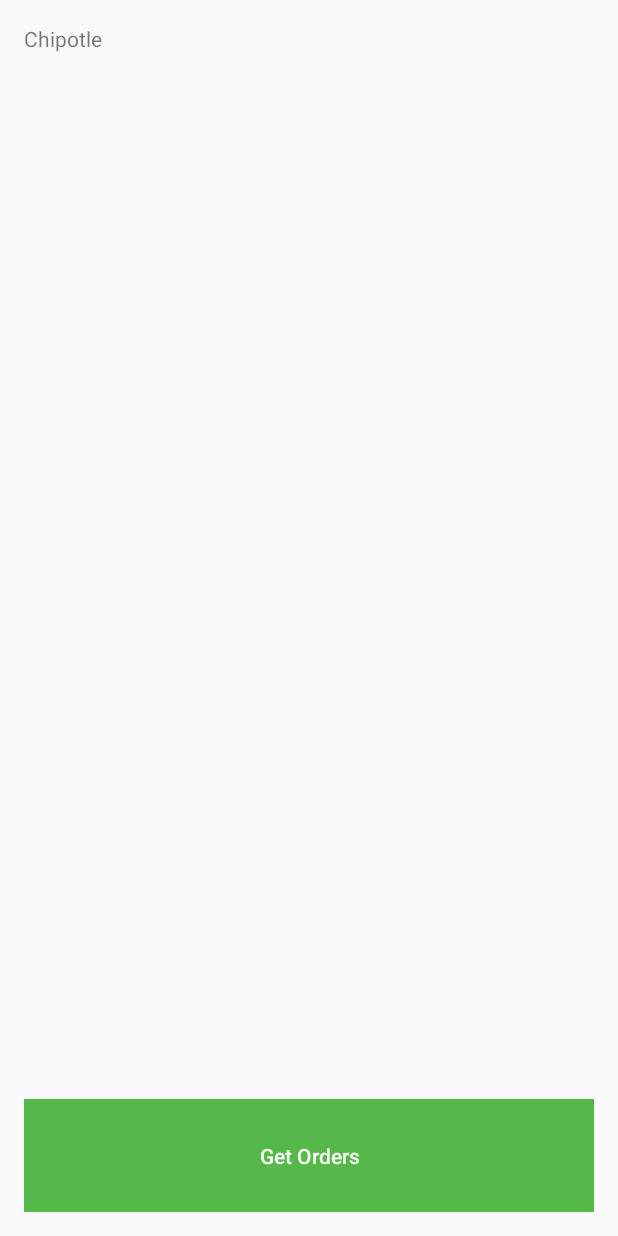
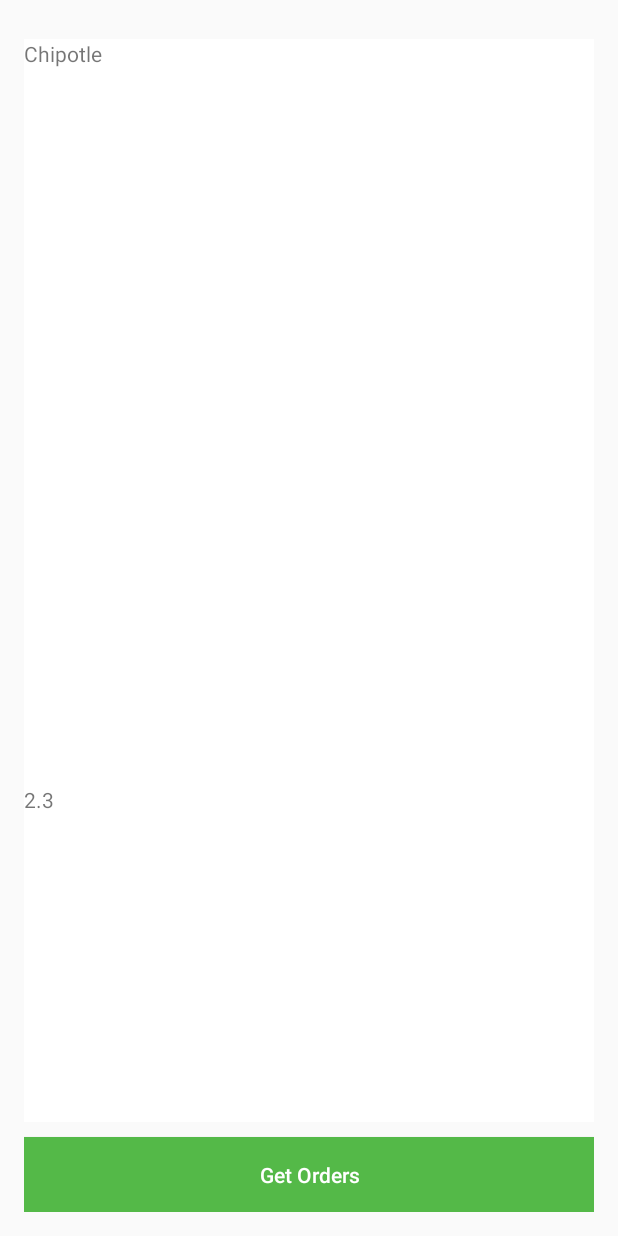
Before and after one commit to sagarwal93/FoodYou, an Android app: the screen it shows after launch (OpenOrdersActivity), after a tap on "Get Orders", on a phone screen of 412 x 824 dp. Run offline under Robolectric (Android 15) with nearby library versions, the phone set to English and light mode, and no system bars.

```diff
--- /dev/null
+++ b/app/src/main/java/com/ncr/foodyou/models/Customer.java
@@ -0,0 +1,24 @@
+package com.ncr.foodyou.models;
+
+/**
+ * Created by Samarth on 8/7/15.
+ */
+public class Customer {
+
+    private String name;
+    private String address;
+
+    public Customer(String name, String address) {
+
+        this.name = name;
+        this.address = address;
+    }
+
+    public String getName() {
+        return name;
+    }
+
+    public String getAddress() {
+        return address;
+    }
+}
--- a/app/src/main/java/com/ncr/foodyou/models/Order.java
+++ b/app/src/main/java/com/ncr/foodyou/models/Order.java
@@ -7,21 +7,58 @@ import java.util.List;
  */
 public class Order {
 
+    public enum OrderState {active, pickedup, delivered, closed}
+
     private String _id;
     private double distance;
     private Site site;
     private List<MenuItem> items;
+    private Customer customer;
+    private OrderState state;
 
-
-    public Order(String _id, double distance, Site site, List<MenuItem> items) {
+    public Order(String _id, double distance, Site site, List<MenuItem> items, Customer customer) {
         this._id = _id;
         this.distance = distance;
         this.site = site;
         this.items = items;
+        this.customer = customer;
+        this.state = OrderState.active;
     }
 
     public String getSiteName() {
         return site.getSiteName();
     }
 
+    public String getSiteAddress() {
+        return site.getSiteAddress();
+    }
+
+    public OrderState getOrderState() {
+        return state;
+    }
+
+    public void setOrderState(OrderState newState) {
+        state = newState;
+    }
+
+    public String getStringDistance() {
+        return Double.toString(distance);
+    }
+
+//    public String getOrderJson() {
+//        String retJson = "{";
+//
+//        retJson += ("_id:" + _id + ",");
+//        retJson += ("distance:" + Double.toString(distance) + ",");
+//        retJson += ("site:" + site.getSiteJson() + ",");
+//
+//        for(int i = 0; i < items.size(); i++) {
+//            retJson += items.get(i).getMenuItemJson();
+//            retJson += (i + 1 == items.size() ? "" : ",");
+//        }
+//
+//        retJson += "}";
+//        return retJson;
+//    }
+
 }
--- a/app/src/main/java/com/ncr/foodyou/models/Site.java
+++ b/app/src/main/java/com/ncr/foodyou/models/Site.java
@@ -8,14 +8,32 @@ public class Site {
     private String _id;
     private String menu_id;
     private String name;
+    private String address;
+    private double lat;
+    private double lng;
 
-    public Site(String _id, String menu_id, String name) {
+    public Site(String _id, String menu_id, String name, String address, double lat, double lng) {
         this._id = _id;
         this.menu_id = menu_id;
         this.name = name;
+        this.address = address;
+        this.lat = lat;
+        this.lng = lng;
     }
 
     public String getSiteName() {
         return name;
     }
+    public String getSiteAddress() { return address; }
+
+//    public String getSiteJson() {
+//        String retJson = "{";
+//
+//        retJson += "_id:" + _id + ",";
+//        retJson += "menu_id:" + menu_id + ",";
+//        retJson += "name:" + name;
+//
+//        retJson += "}";
+//        return retJson;
+//    }
 }
--- a/app/src/main/java/com/ncr/foodyou/ui/OpenOrdersActivity.java
+++ b/app/src/main/java/com/ncr/foodyou/ui/OpenOrdersActivity.java
@@ -1,24 +1,23 @@
 package com.ncr.foodyou.ui;
 
 import android.app.Activity;
+import android.content.Context;
+import android.content.Intent;
+import android.content.SharedPreferences;
 import android.location.Location;
 import android.os.Bundle;
 import android.support.v7.widget.LinearLayoutManager;
 import android.support.v7.widget.RecyclerView;
-import android.util.Log;
 import android.view.Menu;
 import android.view.MenuItem;
 import android.view.View;
-
 import com.ncr.foodyou.R;
+import com.ncr.foodyou.Session;
+import com.ncr.foodyou.models.Customer;
 import com.ncr.foodyou.models.Order;
 import com.ncr.foodyou.models.Site;
 import com.ncr.foodyou.ui.adapters.OrdersAdapter;
-
-import org.json.JSONObject;
-
 import java.util.ArrayList;
-import java.util.List;
 
 public class OpenOrdersActivity extends Activity {
 
@@ -26,20 +25,19 @@ public class OpenOrdersActivity extends Activity {
     private OrdersAdapter ordersAdapter;
     private RecyclerView.LayoutManager ordersLayoutManager;
     private ArrayList<Order> orders;
+    private SharedPreferences pref;
 
     @Override
     protected void onCreate(Bundle savedInstanceState) {
         super.onCreate(savedInstanceState);
         setContentView(R.layout.activity_open_orders);
 
-        orders = new ArrayList<>();
-
         ordersRecyclerView = (RecyclerView) findViewById(R.id.ordersRecyclerView);
         ordersLayoutManager = new LinearLayoutManager(this);
         ordersRecyclerView.setLayoutManager(ordersLayoutManager);
 
-        ordersAdapter = new OrdersAdapter(orders);
-        ordersRecyclerView.setAdapter(ordersAdapter);
+
+        pref = getApplicationContext().getSharedPreferences(getString(R.string.foodyousession), Context.MODE_PRIVATE);
     }
 
     @Override
@@ -71,7 +69,7 @@ public class OpenOrdersActivity extends Activity {
 //        FoodYouAPI.getOrders(location, new AsyncResultHandler() {
 //            @Override
 //            public void onSuccess(Object result) {
-//                orders = (ArrayList<Order>)result;
+//                orders = (ArrayList<Order>) result;
 //            }
 //
 //            @Override
@@ -82,12 +80,24 @@ public class OpenOrdersActivity extends Activity {
         com.ncr.foodyou.models.MenuItem menuItem = new com.ncr.foodyou.models.MenuItem("", "Burger", 3.50);
         ArrayList<com.ncr.foodyou.models.MenuItem> items = new ArrayList<>();
         items.add(0, menuItem);
-        Site site = new Site("", "", "Chipotle");
-        Order testOrder1 = new Order("", 2.3, site, items);
-        Log.d("Here", "at the wall");
+        Site site = new Site("", "", "Chipotle", "Ponce De Leon", 33.7739824,-84.3634878);
+        Order testOrder1 = new Order("", 2.3, site, items, new Customer("sam", "atl"));
+        Order testOrder2 = new Order("", 4, site, items, new Customer("matt", "atl"));
+
+        orders = new ArrayList<>();
+        ordersAdapter = new OrdersAdapter(orders);
+        ordersRecyclerView.setAdapter(ordersAdapter);
         orders.add(0, testOrder1);
-        orders.add(1, testOrder1);
+        orders.add(1, testOrder2);
 
         ordersAdapter.updateList(orders);
     }
+
+    public void selectOrder(View view) {
+        int itemPosition = ordersRecyclerView.getChildAdapterPosition(view);
+        Session.setActiveOrder(orders.get(itemPosition));
+
+        Intent intent = new Intent(this, DeliverActivity.class);
+        startActivity(intent);
+    }
 }
--- a/app/src/main/java/com/ncr/foodyou/ui/adapters/OrdersAdapter.java
+++ b/app/src/main/java/com/ncr/foodyou/ui/adapters/OrdersAdapter.java
@@ -8,6 +8,7 @@ import android.widget.TextView;
 
 import com.ncr.foodyou.R;
 import com.ncr.foodyou.models.Order;
+
 import java.util.ArrayList;
 
 /**
@@ -21,10 +22,12 @@ public class OrdersAdapter extends RecyclerView.Adapter<OrdersAdapter.ViewHolder
     // you provide access to all the views for a data item in a view holder
     public static class ViewHolder extends RecyclerView.ViewHolder {
         // each data item is just a string in this case
-        public TextView mTextView;
+        public TextView siteTextView;
+        public TextView distanceTextView;
         public ViewHolder(View v) {
             super(v);
-            mTextView = (TextView) v.findViewById(R.id.order_list_item);
+            siteTextView = (TextView) v.findViewById(R.id.order_list_item_site_name);
+            distanceTextView = (TextView) v.findViewById(R.id.order_list_item_distance);
         }
     }
 
@@ -55,7 +58,8 @@ public class OrdersAdapter extends RecyclerView.Adapter<OrdersAdapter.ViewHolder
     public void onBindViewHolder(ViewHolder holder, int position) {
         // - get element from your dataset at this position
         // - replace the contents of the view with that element
-        holder.mTextView.setText(ordersDataset.get(position).getSiteName());
+        holder.siteTextView.setText(ordersDataset.get(position).getSiteName());
+        holder.distanceTextView.setText(ordersDataset.get(position).getStringDistance());
     }
 
     // Return the size of your dataset (invoked by the layout manager)
--- /dev/null
+++ b/app/src/main/res/drawable/order_item.xml
@@ -0,0 +1,4 @@
+<shape xmlns:android="http://schemas.android.com/apk/res/android"
+    android:shape="rectangle">
+    <solid android:color="@color/white" />
+</shape>
--- a/app/src/main/res/layout/activity_open_orders.xml
+++ b/app/src/main/res/layout/activity_open_orders.xml
@@ -15,11 +15,12 @@
 
     <Button
         android:id="@+id/getorders"
+        android:layout_marginTop="10dp"
         android:text="@string/getorders"
         android:textColor="@color/white"
         android:onClick="getOrders"
         android:textAllCaps="false"
-        android:layout_height="75dp"
+        android:layout_height="50dp"
         android:background="@color/ncr_green"
         android:layout_width="match_parent"
         android:layout_alignParentBottom="true"/>
--- a/app/src/main/res/layout/order_list_item.xml
+++ b/app/src/main/res/layout/order_list_item.xml
@@ -1,11 +1,23 @@
 <?xml version="1.0" encoding="utf-8"?>
 <LinearLayout xmlns:android="http://schemas.android.com/apk/res/android"
     android:orientation="vertical" android:layout_width="match_parent"
-    android:layout_height="match_parent">
+    android:layout_height="match_parent"
+    android:background="@drawable/order_item"
+    android:layout_marginTop="10dp"
+    android:onClick="selectOrder">
 
     <TextView
-        android:id="@+id/order_list_item"
+        android:id="@+id/order_list_item_site_name"
         android:layout_width="wrap_content"
-        android:layout_height="wrap_content" />
+        android:layout_height="wrap_content"
+        android:layout_weight="0.7"
+        android:gravity="left"/>
+
+    <TextView
+        android:id="@+id/order_list_item_distance"
+        android:layout_width="wrap_content"
+        android:layout_height="wrap_content"
+        android:layout_weight="0.3"
+        android:gravity="right"/>
 
 </LinearLayout>
--- a/app/src/main/res/values/strings.xml
+++ b/app/src/main/res/values/strings.xml
@@ -1,7 +1,10 @@
 <resources>
     <string name="app_name">FoodYou</string>
     <string name="title_activity_open_orders">OpenOrdersActivity</string>
-
     <string name="getorders">Get Orders</string>
     <string name="action_settings">Settings</string>
+    <string name="foodyousession">FoodYouSharedPreference</string>
+    <string name="title_activity_deliver">DeliverActivity</string>
+
+    <string name="hello_world">Hello world!</string>
 </resources>
```
Also changed, not shown: app/src/main/AndroidManifest.xml (+7 -0 lines), app/src/main/java/com/ncr/foodyou/Session.java (added, +23 -0 lines), app/src/main/java/com/ncr/foodyou/models/MenuItem.java (+11 -0 lines), app/src/main/java/com/ncr/foodyou/ui/DeliverActivity.java (added, +86 -0 lines), app/src/main/res/layout/activity_deliver.xml (added, +43 -0 lines), app/src/main/res/menu/menu_deliver.xml (added, +7 -0 lines).
